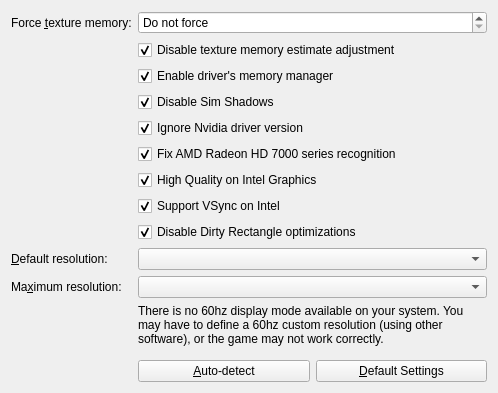
The window that src/plugins/sims-castawaystories/simscssettings.ui (haffmans/graphics-rules-maker) describes before a commit, drawn with Qt 5.
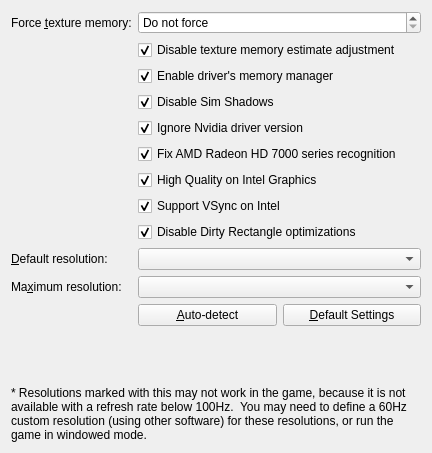
The same window after the commit.

Commit message:
Only show warning for >=100Hz resolutions, don't hide them
Contains some logic to make sure the warning label is always (properly)
visible by height (the size hint is constant, regardless of width).

Applies to Sims 2 and all Sims Stories games.

Issue: #12

The edit to the form file:
```diff
--- a/src/plugins/sims-castawaystories/simscssettings.ui
+++ b/src/plugins/sims-castawaystories/simscssettings.ui
@@ -6,8 +6,8 @@
    <rect>
     <x>0</x>
     <y>0</y>
-    <width>498</width>
-    <height>393</height>
+    <width>432</width>
+    <height>453</height>
    </rect>
   </property>
   <property name="windowTitle">
@@ -218,25 +218,6 @@
     </widget>
    </item>
    <item row="11" column="1">
-    <widget class="QLabel" name="no60HzAvailable">
-     <property name="sizePolicy">
-      <sizepolicy hsizetype="Expanding" vsizetype="Expanding">
-       <horstretch>0</horstretch>
-       <verstretch>0</verstretch>
-      </sizepolicy>
-     </property>
-     <property name="text">
-      <string>&lt;html&gt;&lt;head/&gt;&lt;body&gt;&lt;p&gt;There is no 60hz display mode available on your system. You may have to define a 60hz custom resolution (using other software), or the game may not work correctly.&lt;/p&gt;&lt;/body&gt;&lt;/html&gt;</string>
-     </property>
-     <property name="alignment">
-      <set>Qt::AlignLeading|Qt::AlignLeft|Qt::AlignTop</set>
-     </property>
-     <property name="wordWrap">
-      <bool>true</bool>
-     </property>
-    </widget>
-   </item>
-   <item row="12" column="1">
     <layout class="QHBoxLayout" name="defaultsLayout" stretch="0,0">
      <item>
       <widget class="QPushButton" name="autodetect">
@@ -263,6 +244,34 @@
      </item>
     </layout>
    </item>
+   <item row="12" column="0" colspan="2">
+    <widget class="QLabel" name="highRefreshRateWarning">
+     <property name="sizePolicy">
+      <sizepolicy hsizetype="Expanding" vsizetype="MinimumExpanding">
+       <horstretch>0</horstretch>
+       <verstretch>0</verstretch>
+      </sizepolicy>
+     </property>
+     <property name="minimumSize">
+      <size>
+       <width>40</width>
+       <height>1</height>
+      </size>
+     </property>
+     <property name="text">
+      <string>* Resolutions marked with this may not work in the game, because it is not available with a refresh rate below 100Hz.  You may need to define a 60Hz custom resolution (using other software) for these resolutions, or run the game in windowed mode.</string>
+     </property>
+     <property name="textFormat">
+      <enum>Qt::PlainText</enum>
+     </property>
+     <property name="alignment">
+      <set>Qt::AlignBottom|Qt::AlignLeading|Qt::AlignLeft</set>
+     </property>
+     <property name="wordWrap">
+      <bool>true</bool>
+     </property>
+    </widget>
+   </item>
   </layout>
  </widget>
  <tabstops>
```
The commit also changes 15 other files.
